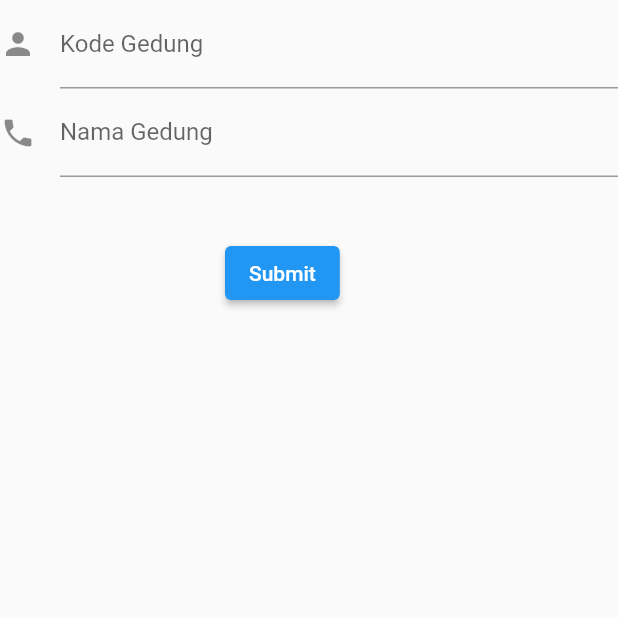
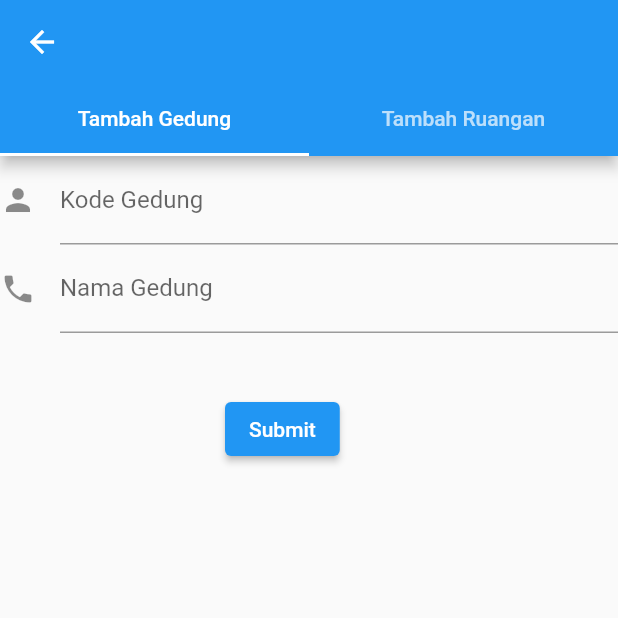
Before and after one commit to PBP22-C/FLUTTER_FSM, a Flutter app: the FormPage screen opened directly, on a phone screen of 412 x 824 dp, the top half of it. Run offline on Flutter 3.47's test engine with Material 2 defaults, Android fonts, the phone set to English and light mode, and no system bars; our stand-ins replace hive, hive_flutter; accounts and stored records are empty.

Commit message:
Added form tambah ruangan and tabbar

```diff
--- /dev/null
+++ b/lib/models/ruangan_not_hive.dart
@@ -0,0 +1,14 @@
+import 'gedung.dart';
+
+class Ruangan {
+  final String kodeRuang;
+  final String namaRuang;
+  final int kapasitas;
+  final Gedung gedung;
+
+  Ruangan(
+      {required this.kodeRuang,
+      required this.namaRuang,
+      required this.kapasitas,
+      required this.gedung});
+}
--- /dev/null
+++ b/lib/pages/form_add_gedung.dart
@@ -0,0 +1,59 @@
+import 'package:flutter/material.dart';
+
+// Create a Form widget.
+class FormAddGedung extends StatefulWidget {
+  const FormAddGedung({super.key});
+
+  @override
+  FormAddGedungState createState() {
+    return FormAddGedungState();
+  }
+}
+
+// Create a corresponding State class. This class holds data related to the form.
+class FormAddGedungState extends State<FormAddGedung> {
+  // Create a global key that uniquely identifies the Form widget
+  // and allows validation of the form.
+  final _formKey = GlobalKey<FormState>();
+
+  // Mending diganti state
+  // final kodeGedungTextController = TextEditingController();
+  // final namaGedungTextController = TextEditingController();
+
+  @override
+  Widget build(BuildContext context) {
+    // Build a Form widget using the _formKey created above.
+    return Scaffold(
+      body: Form(
+        key: _formKey,
+        child: Column(
+          crossAxisAlignment: CrossAxisAlignment.start,
+          children: <Widget>[
+            TextFormField(
+              // controller: kodeGedungTextController,
+              decoration: const InputDecoration(
+                icon: Icon(Icons.person),
+                hintText: 'Enter kode gedung',
+                labelText: 'Kode Gedung',
+              ),
+            ),
+            TextFormField(
+              // controller: namaGedungTextController,
+              decoration: const InputDecoration(
+                icon: Icon(Icons.phone),
+                hintText: 'Enter nama gedung',
+                labelText: 'Nama Gedung',
+              ),
+            ),
+            Container(
+                padding: const EdgeInsets.only(left: 150.0, top: 40.0),
+                child: ElevatedButton(
+                  onPressed: (() => print("HAHAHAHAHA")),
+                  child: const Text('Submit'),
+                )),
+          ],
+        ),
+      ),
+    );
+  }
+}
--- a/lib/pages/add_gedung_form.dart
+++ b/lib/pages/form_add_ruang.dart
@@ -1,17 +1,17 @@
 import 'package:flutter/material.dart';
 
 // Create a Form widget.
-class AddGedungForm extends StatefulWidget {
-  const AddGedungForm({super.key});
+class FormAddRuang extends StatefulWidget {
+  const FormAddRuang({super.key});
 
   @override
-  AddGedungFormState createState() {
-    return AddGedungFormState();
+  FormAddRuangState createState() {
+    return FormAddRuangState();
   }
 }
 
 // Create a corresponding State class. This class holds data related to the form.
-class AddGedungFormState extends State<AddGedungForm> {
+class FormAddRuangState extends State<FormAddRuang> {
   // Create a global key that uniquely identifies the Form widget
   // and allows validation of the form.
   final _formKey = GlobalKey<FormState>();
@@ -33,16 +33,16 @@ class AddGedungFormState extends State<AddGedungForm> {
               // controller: kodeGedungTextController,
               decoration: const InputDecoration(
                 icon: Icon(Icons.person),
-                hintText: 'Enter kode gedung',
-                labelText: 'Kode Gedung',
+                hintText: 'Enter kode ruang',
+                labelText: 'Kode Ruang',
               ),
             ),
             TextFormField(
               // controller: namaGedungTextController,
               decoration: const InputDecoration(
                 icon: Icon(Icons.phone),
-                hintText: 'Enter nama gedung',
-                labelText: 'Nama Gedung',
+                hintText: 'Enter nama ruang',
+                labelText: 'Nama Ruang',
               ),
             ),
             Container(
--- a/lib/pages/form_page.dart
+++ b/lib/pages/form_page.dart
@@ -1,5 +1,6 @@
 import 'package:flutter/material.dart';
-import 'package:my_app/pages/add_gedung_form.dart';
+import 'package:my_app/pages/form_add_gedung.dart';
+import 'package:my_app/pages/form_add_ruang.dart';
 
 // Create a Form widget.
 class FormPage extends StatefulWidget {
@@ -15,15 +16,28 @@ class FormPage extends StatefulWidget {
 class FormPageState extends State<FormPage> {
   // Create a global key that uniquely identifies the Form widget
   // and allows validation of the form.
-  final _formKey = GlobalKey<FormState>();
+  final List<Widget> _forms = [FormAddGedung(), FormAddRuang()];
 
   @override
   Widget build(BuildContext context) {
     // Build a Form widget using the _formKey created above.
-    return Scaffold(
-      body: AddGedungForm(
-        key: _formKey,
-      ),
-    );
+    return DefaultTabController(
+        initialIndex: 0,
+        length: 2,
+        child: Scaffold(
+          appBar: AppBar(
+            bottom: const TabBar(
+              tabs: [
+                Tab(
+                  text: "Tambah Gedung",
+                ),
+                Tab(
+                  text: "Tambah Ruangan",
+                )
+              ],
+            ),
+          ),
+          body: TabBarView(children: _forms),
+        ));
   }
 }
```
Also changed, not shown: lib/main.dart (+4 -4 lines), lib/pages/form_update_ruang.dart (added, +90 -0 lines), lib/pages/home_page.dart (+5 -89 lines).
